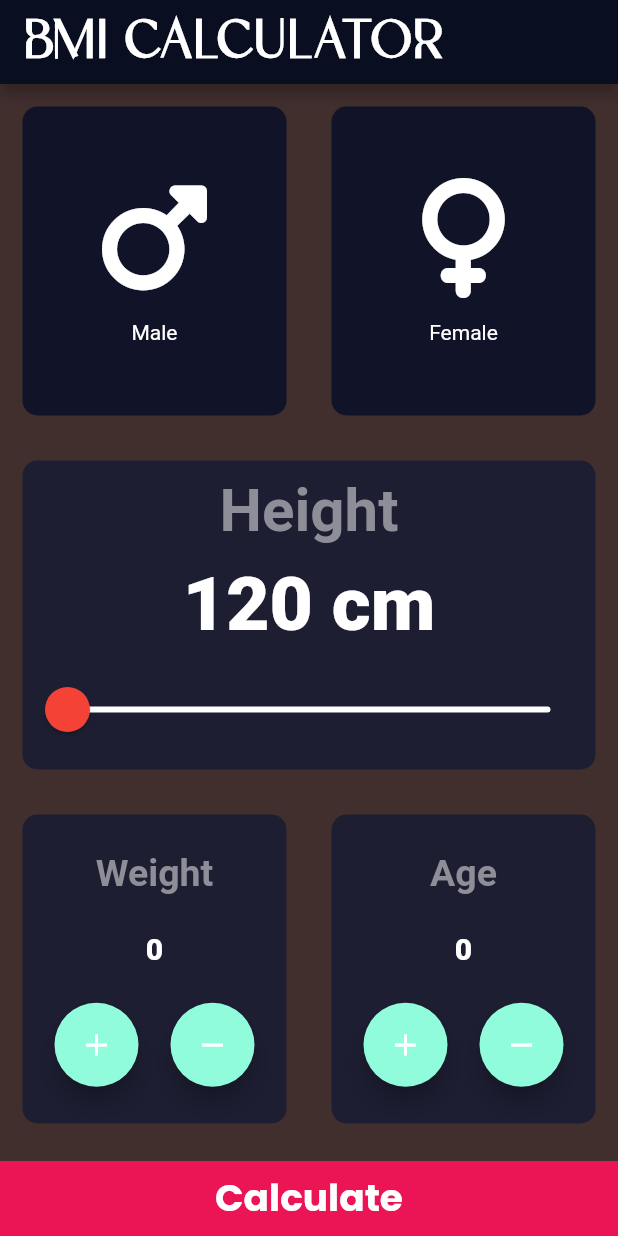
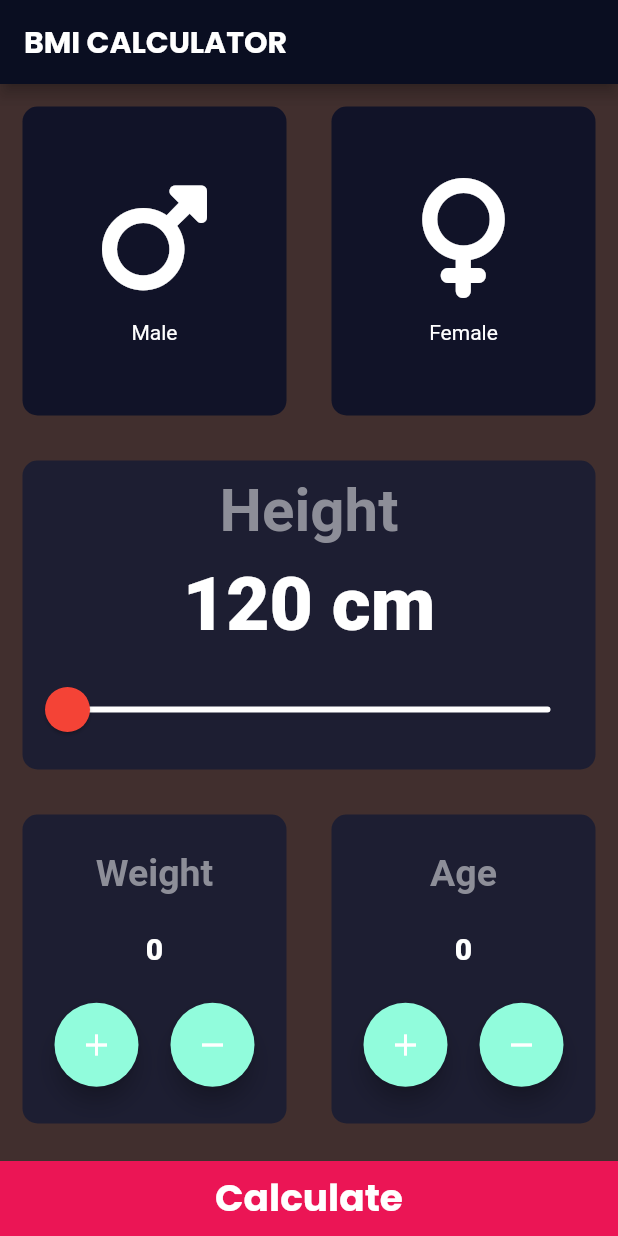
Before and after one commit to Akshat-sGit/bmi_calculator, a Flutter app: the screen it shows after launch, on a phone screen of 412 x 824 dp. Run offline on Flutter 3.47's test engine with Material 2 defaults, Android fonts, the phone set to English and light mode, and no system bars; our stand-ins replace font_awesome_flutter, google_fonts.

Commit message:
screen1.dart added

```diff
--- a/lib/input_page.dart
+++ b/lib/input_page.dart
@@ -1,7 +1,7 @@
 // import 'dart:ui';
 import 'package:bmi_calculator/widgets/calculate_card.dart';
 import 'package:flutter/material.dart';
-// import 'package:google_fonts/google_fonts.dart';
+import 'package:google_fonts/google_fonts.dart';
 import 'widgets/boxes.dart';
 import 'widgets/icon_cont.dart';
 import 'package:font_awesome_flutter/font_awesome_flutter.dart';
@@ -47,14 +47,11 @@ class _InputPageState extends State<InputPage> {
   Widget build(BuildContext context) {
     return Scaffold(
       appBar: AppBar(
-        title:const Text(
+        title: Text(
           'BMI CALCULATOR',
-          style: TextStyle(
-            fontFamily: 'frunchy',
-            fontSize: 50.0,
-            fontWeight: FontWeight.bold,
-            color: Colors.white,
-          ),
+          style: GoogleFonts.poppins(
+              fontWeight: FontWeight.bold,
+          )
         ),
       ),
       body: Column(
```
Also changed, not shown: lib/main.dart (+6 -5 lines), lib/screen1.dart (added, +26 -0 lines).
